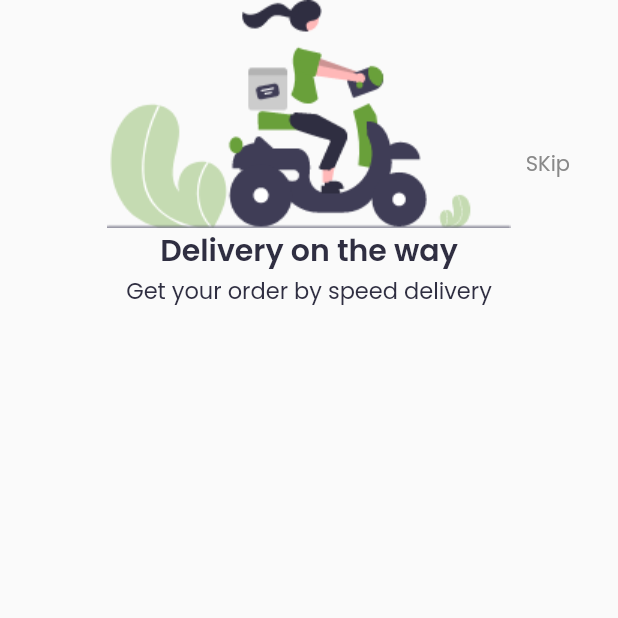
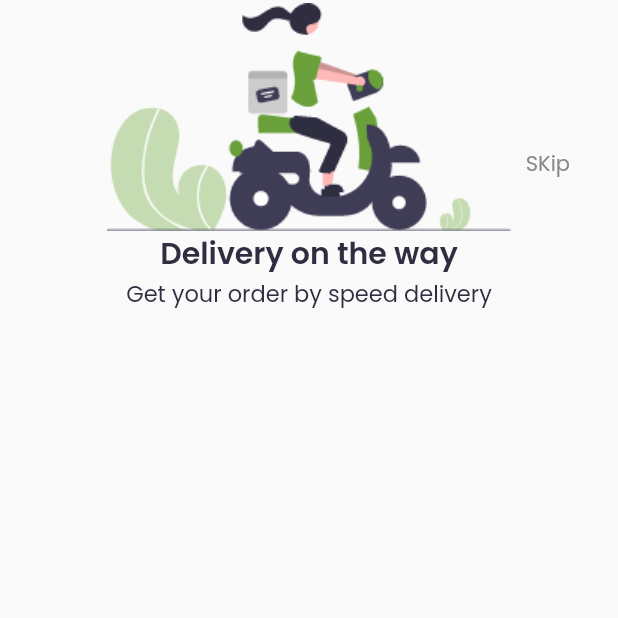
Before and after one commit to NourhanAbuGhaly/e_commerce, a Flutter app: the onBoardingView screen opened directly, swiped to page 2, on a phone screen of 412 x 824 dp, the top half of it. Run offline on Flutter 3.47's test engine with Material 2 defaults, Android fonts, the phone set to English and light mode, and no system bars; our stand-ins replace get.

Commit message:
e_commerce 1

```diff
--- a/lib/feature/on_boarding/presentation/widgets/page_view_item.dart
+++ b/lib/feature/on_boarding/presentation/widgets/page_view_item.dart
@@ -1,3 +1,4 @@
+import 'package:e_commerce/core/utils/size_config.dart';
 import 'package:flutter/material.dart';
 
 class PageViewItems extends StatelessWidget {
@@ -8,7 +9,9 @@ final String? image;
   @override
   Widget build(BuildContext context) {
     return Column(
+
       children: [
+        SizedBox(height: SizeConfig.defaultSize!*.22,),
         Image.asset(image!),
         Text(
           title!,
```
